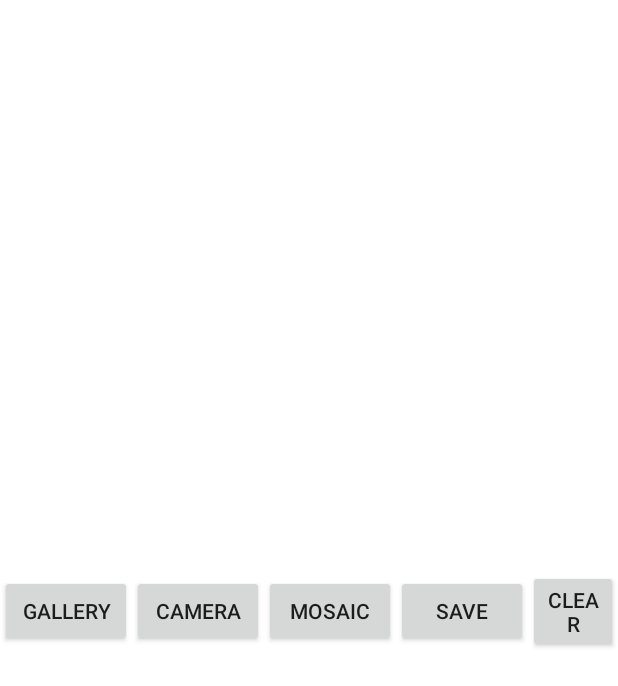
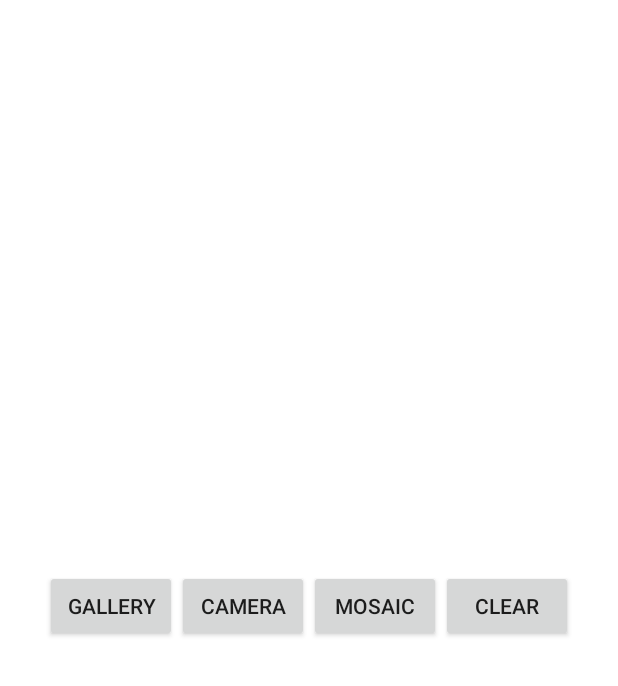
Before and after one commit to jiiiiiyoon/MosaicProject, an Android app: the layout activity_main.xml on its own in the app's theme, with its tools: preview values and no code run, on a phone screen of 412 x 824 dp. Shown: the top 686 px of the screen. Run offline under Robolectric (Android 15) with nearby library versions, the phone set to English and light mode, and no system bars.

Commit message:
#221121_complete

```diff
--- a/MyApplication/app/src/main/res/layout/activity_main.xml
+++ b/MyApplication/app/src/main/res/layout/activity_main.xml
@@ -35,11 +35,6 @@
         <androidx.appcompat.widget.AppCompatButton
             android:layout_width="wrap_content"
             android:layout_height="wrap_content"
-            android:id="@+id/save_button"
-            android:text="save"/>
-        <androidx.appcompat.widget.AppCompatButton
-            android:layout_width="wrap_content"
-            android:layout_height="wrap_content"
             android:id="@+id/clear_button"
             android:text="clear"/>
     </LinearLayout>
```
Also changed, not shown: MyApplication/app/src/main/java/com/example/myapplication/MainActivity.kt (+14 -8 lines).
